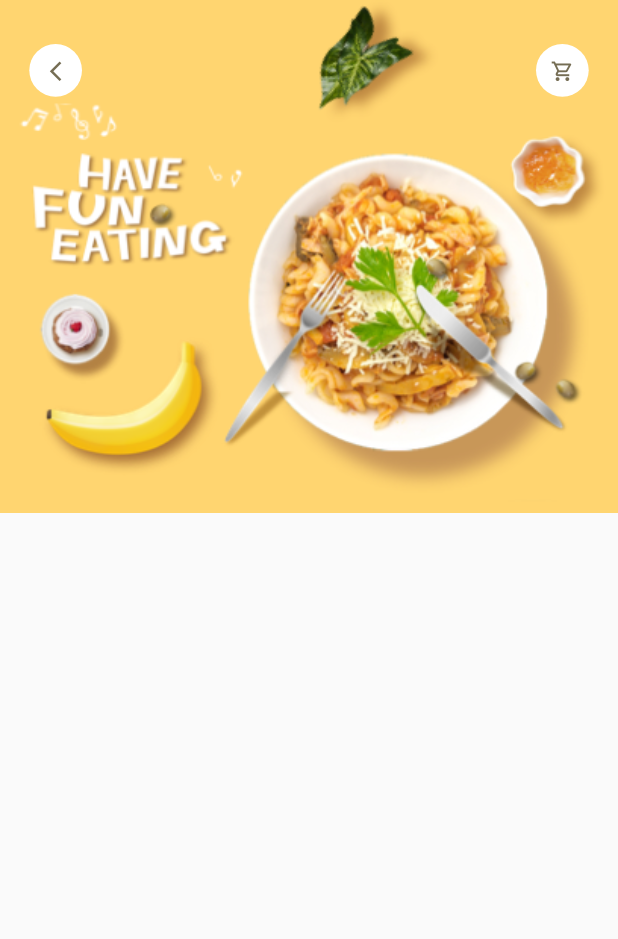
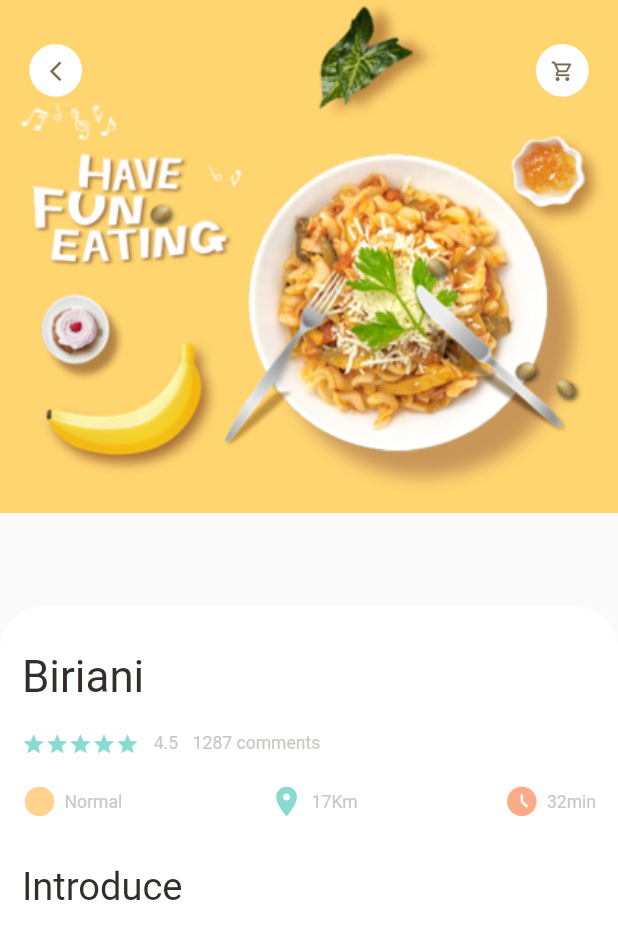
Before and after one commit to JJAHMEDAMER/food-delivery-app, a Flutter app: the screen it shows after launch, on a phone screen of 412 x 824 dp. Shown: the top 939 px of the screen. Run offline on Flutter 3.47's test engine with Material 2 defaults, Android fonts, the phone set to English and light mode, and no system bars; our stand-ins replace dots_indicator, get.

Commit message:
Food Page Text Container

```diff
--- a/lib/pages/food_page/food_page.dart
+++ b/lib/pages/food_page/food_page.dart
@@ -6,6 +6,7 @@ import 'package:food_delivery_app/util/dimensions.dart';
 import 'package:food_delivery_app/widgets/app_text.dart';
 import 'package:food_delivery_app/widgets/back_cart_icons.dart';
 import 'package:food_delivery_app/widgets/icon_text_widget.dart';
+import 'package:food_delivery_app/widgets/review_row.dart';
 
 class FoodPage extends StatefulWidget {
   const FoodPage({super.key});
@@ -42,6 +43,53 @@ class _FoodPageState extends State<FoodPage> {
               iconRight: Icons.shopping_cart_outlined,
             ),
           ),
+          Positioned(
+            bottom: 0,
+            left: 0,
+            right: 0,
+            child: Container(
+              height: 420,
+              padding: EdgeInsets.only(
+                  left: Dimensions.width15,
+                  right: Dimensions.width15,
+                  top: Dimensions.height30),
+              decoration: BoxDecoration(
+                borderRadius: BorderRadius.only(
+                  topLeft: Radius.circular(Dimensions.rad30),
+                  topRight: Radius.circular(Dimensions.rad30),
+                ),
+                color: Colors.white,
+              ),
+              child: Column(
+                mainAxisAlignment: MainAxisAlignment.start,
+                crossAxisAlignment: CrossAxisAlignment.start,
+                children: [
+                  // 1st Row
+                  AppText(
+                    text: 'Biriani',
+                    size: Dimensions.font30,
+                  ),
+
+                  SizedBox(height: Dimensions.height20),
+                  // 2nd Row
+                  reviewRow(startNumber: '4.5', commentNumber: 1287),
+                  SizedBox(height: Dimensions.height20),
+
+                  //3rd Row
+                  IconTextWidget(
+                      text: 'Normal', distance: '17Km', time: '32min'),
+                  SizedBox(height: Dimensions.height30),
+
+                  // 4th Row
+                  AppText(
+                    text: 'Introduce',
+                    size: Dimensions.font26,
+                  ),
+                  SizedBox(height: Dimensions.height20),
+                ],
+              ),
+            ),
+          )
         ],
       ),
     );
--- a/lib/util/dimensions.dart
+++ b/lib/util/dimensions.dart
@@ -24,6 +24,8 @@ class Dimensions {
   static double font12 = screenHeight / 70.33;
   static double font15 = screenHeight / 56.27;
   static double font20 = screenHeight / 42.2;
+  static double font26 = screenHeight / 32.46;
+  static double font30 = screenHeight / 28.13;
 
   // Radius For Rounded corners
   static double rad10 = screenHeight / 84.4;
```
